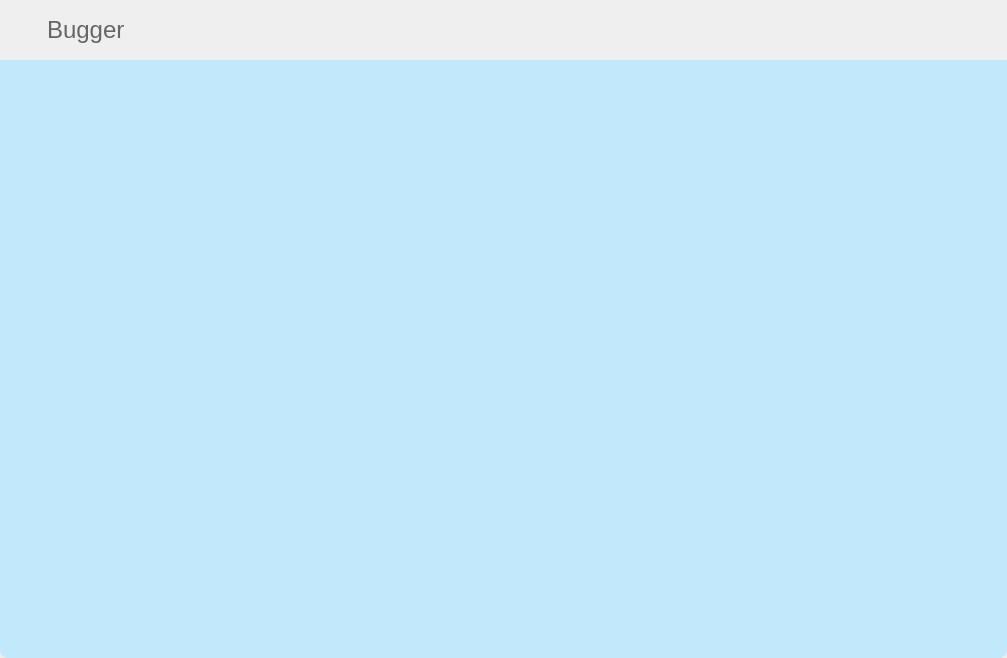
The window that buganalyse/bugger/src/app/app.ui (FireLotus0/LearningNotes) describes before a commit, drawn with Qt 5.
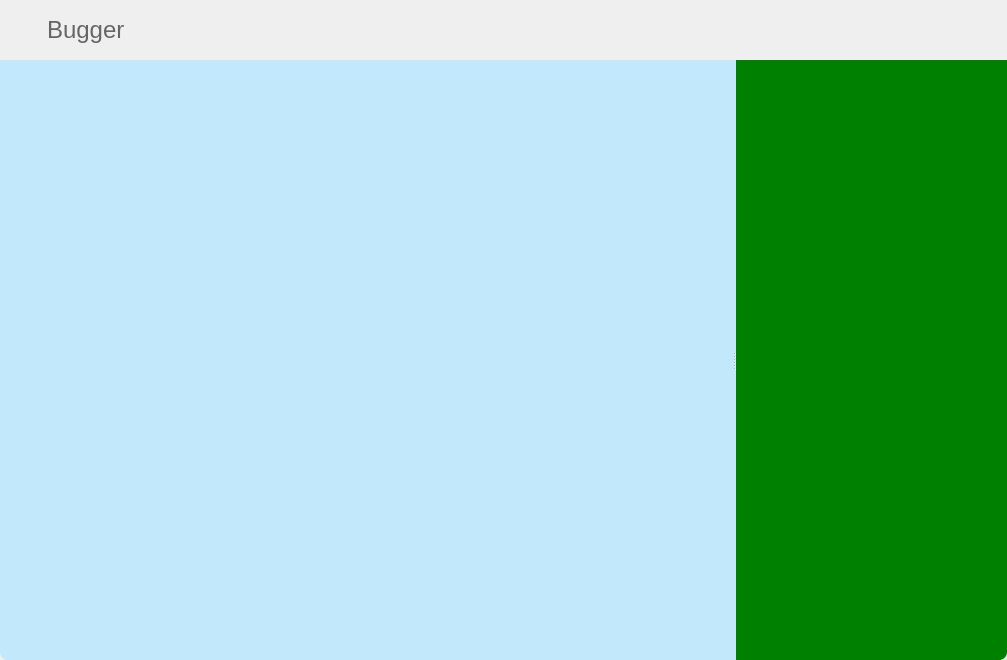
The same window after the commit. Icons and pictures are not drawn. Custom widgets are drawn as their Qt base class.

Diff of the .ui file:
```diff
--- a/buganalyse/bugger/src/app/app.ui
+++ b/buganalyse/bugger/src/app/app.ui
@@ -7,7 +7,7 @@
     <x>0</x>
     <y>0</y>
     <width>1007</width>
-    <height>658</height>
+    <height>660</height>
    </rect>
   </property>
   <property name="windowTitle">
@@ -16,10 +16,7 @@
   <property name="styleSheet">
    <string notr="true">border-radius:8px 8px 8px 8px;</string>
   </property>
-  <layout class="QVBoxLayout" name="verticalLayout_2">
-   <property name="spacing">
-    <number>0</number>
-   </property>
+  <layout class="QGridLayout" name="gridLayout">
    <property name="leftMargin">
     <number>0</number>
    </property>
@@ -32,11 +29,14 @@
    <property name="bottomMargin">
     <number>0</number>
    </property>
-   <item>
+   <item row="0" column="0">
     <layout class="QVBoxLayout" name="verticalLayout" stretch="0,1">
      <property name="spacing">
       <number>0</number>
      </property>
+     <property name="bottomMargin">
+      <number>0</number>
+     </property>
      <item>
       <widget class="QWidget" name="title" native="true">
        <property name="minimumSize">
@@ -141,18 +141,88 @@
      <item>
       <widget class="QWidget" name="content" native="true">
        <property name="styleSheet">
-        <string notr="true">QWidget{
+        <string notr="true">QWidget#content{
 background-color:  #c2e9fb;
 border-top-left-radius:0px;
 border-top-right-radius:0px;
 }</string>
        </property>
+       <layout class="QHBoxLayout" name="horizontalLayout_2">
+        <property name="spacing">
+         <number>0</number>
+        </property>
+        <property name="leftMargin">
+         <number>0</number>
+        </property>
+        <property name="topMargin">
+         <number>0</number>
+        </property>
+        <property name="rightMargin">
+         <number>0</number>
+        </property>
+        <property name="bottomMargin">
+         <number>0</number>
+        </property>
+        <item>
+         <widget class="CustomBtnGroup" name="vTag" native="true">
+          <property name="minimumSize">
+           <size>
+            <width>40</width>
+            <height>0</height>
+           </size>
+          </property>
+          <property name="maximumSize">
+           <size>
+            <width>40</width>
+            <height>16777215</height>
+           </size>
+          </property>
+          <property name="styleSheet">
+           <string notr="true">QWidget#vTag{
+border-bottom-left-radius:8px;
+border-radius:8px;
+}</string>
+          </property>
+         </widget>
+        </item>
+        <item>
+         <widget class="QSplitter" name="splitter">
+          <property name="orientation">
+           <enum>Qt::Horizontal</enum>
+          </property>
+          <widget class="QTreeView" name="treeView">
+           <property name="styleSheet">
+            <string notr="true">background-color:  #c2e9fb;
+border-radius:0px;</string>
+           </property>
+          </widget>
+          <widget class="QWidget" name="widget" native="true">
+           <property name="styleSheet">
+            <string notr="true">
+QWidget#widget{
+background:green;
+border-radius:0px;
+border-bottom-right-radius:8px;
+}</string>
+           </property>
+          </widget>
+         </widget>
+        </item>
+       </layout>
       </widget>
      </item>
     </layout>
    </item>
   </layout>
  </widget>
+ <customwidgets>
+  <customwidget>
+   <class>CustomBtnGroup</class>
+   <extends>QWidget</extends>
+   <header>src/widgets/custombtngroup.h</header>
+   <container>1</container>
+  </customwidget>
+ </customwidgets>
  <resources>
   <include location="../app.qrc"/>
  </resources>
```
Left out of the diff: 17 changed lines with no effect on the pictures.
